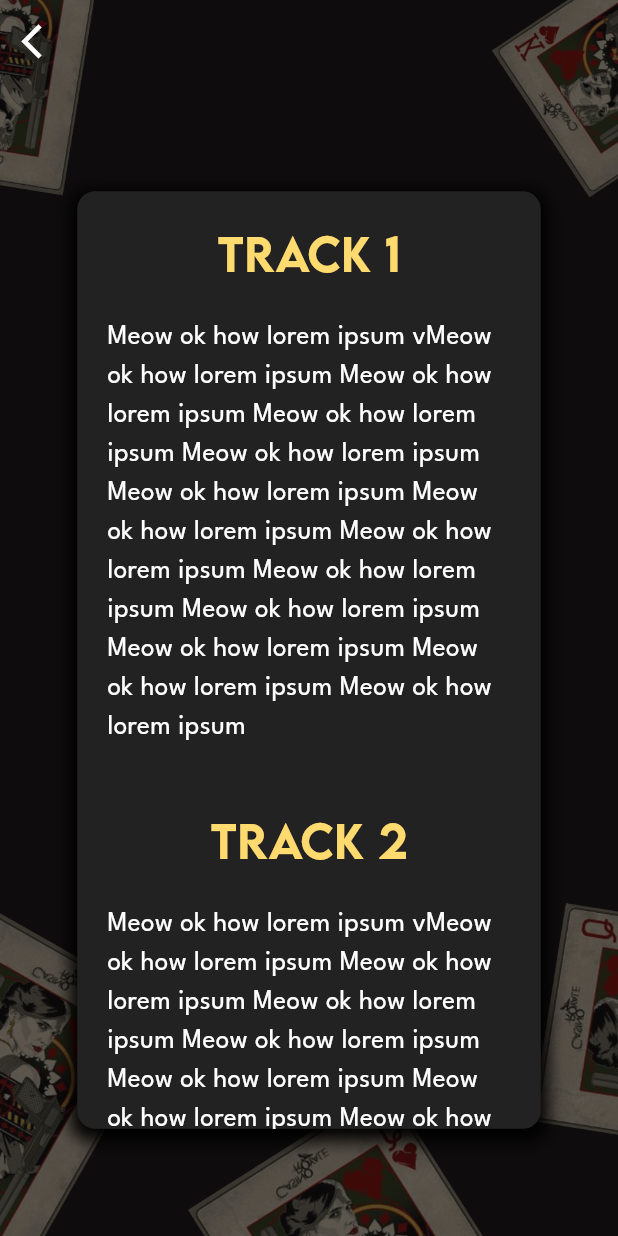
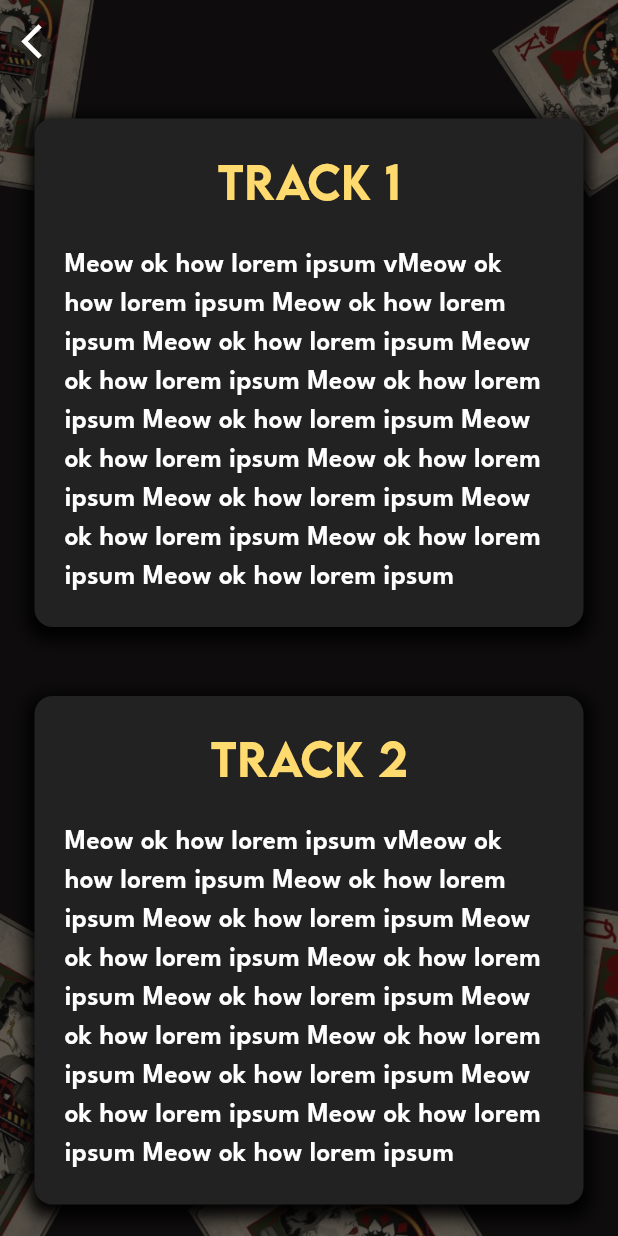
Before and after one commit to MicrosoftStudentChapter/makeathon7-app, a Flutter app: the TracksWidget screen opened directly, on a phone screen of 412 x 824 dp. Run offline on Flutter 3.47's test engine with Material 3 defaults, Android fonts, the phone set to English and light mode, and no system bars; our stand-ins replace curved_navigation_bar, firebase_auth, firebase_core; accounts and stored records are empty.

```diff
--- a/lib/core/pages/tracks/tracks_widget.dart
+++ b/lib/core/pages/tracks/tracks_popup.dart
@@ -49,24 +49,7 @@ class TracksWidget extends StatelessWidget {
                         )
                         ),
           ),
-          body: Center(
-            child: Container(
-              width: 309,
-              height: 625,
-              decoration: BoxDecoration(
-                color: AppPallete.timelineBg,
-                borderRadius: BorderRadius.circular(12),
-                boxShadow: [
-                  BoxShadow(
-                    color: Colors.black.withValues(),
-                    spreadRadius: 4,
-                    blurRadius: 9,
-                    offset: Offset(0, 4), // changes position of shadow
-                  ),
-                ],
-              ),
-              child: Center(
-                child: Column(
+          body: Column(
             children: [
               Expanded(
                 flex: 1,
@@ -84,9 +67,6 @@ class TracksWidget extends StatelessWidget {
           ),
         ),
       ),
-          ),
-        ),
-      ),
     );
   }
 }
--- a/lib/core/pages/tracks/widgets/tracks_button.dart
+++ b/lib/core/pages/tracks/widgets/tracks_button.dart
@@ -1,5 +1,5 @@
 import 'package:flutter/material.dart';
-import 'package:makeathon7/core/pages/tracks/tracks_widget.dart';
+import 'package:makeathon7/core/pages/tracks/tracks_popup.dart';
 import 'package:makeathon7/theme/app_pallete.dart';
 
 class TracksButton extends StatelessWidget {
--- a/lib/core/pages/tracks/widgets/tracks_description_container.dart
+++ b/lib/core/pages/tracks/widgets/tracks_description_container.dart
@@ -13,8 +13,21 @@ class TracksPageDisplay extends StatelessWidget {
   @override
   Widget build(BuildContext context) {
     return Center(
-      child: Padding(
-        padding: const EdgeInsets.all(20.0),
+      child: Container(
+        margin: const EdgeInsets.symmetric(horizontal: 23, vertical: 23),
+        padding: const EdgeInsets.all(20),
+        decoration: BoxDecoration(
+          color: AppPallete.timelineBg,
+          borderRadius: BorderRadius.circular(12),
+          boxShadow: [
+            BoxShadow(
+              color: Colors.black.withValues(),
+              spreadRadius: 4,
+              blurRadius: 9,
+              offset: Offset(0, 4), // changes position of shadow
+            ),
+          ],
+        ),
         child: Column(
           children: [
             Center(
@@ -33,6 +46,7 @@ class TracksPageDisplay extends StatelessWidget {
               style: TextStyle(
                   color: Colors.white,
                   fontSize: 18,
+                  fontWeight: FontWeight.w600,
                   fontFamily: 'LeagueSpartan'),
             ),
           ],
```
Also changed, not shown: 2 other files. Lines whose indentation alone changed are shown as unchanged.
